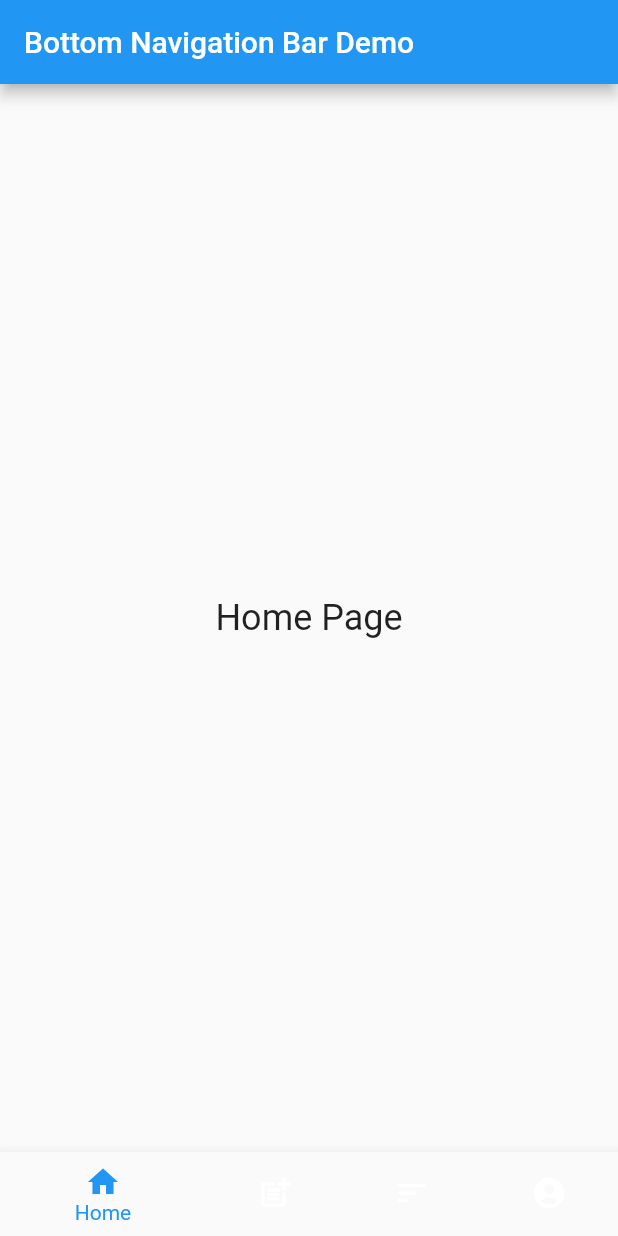
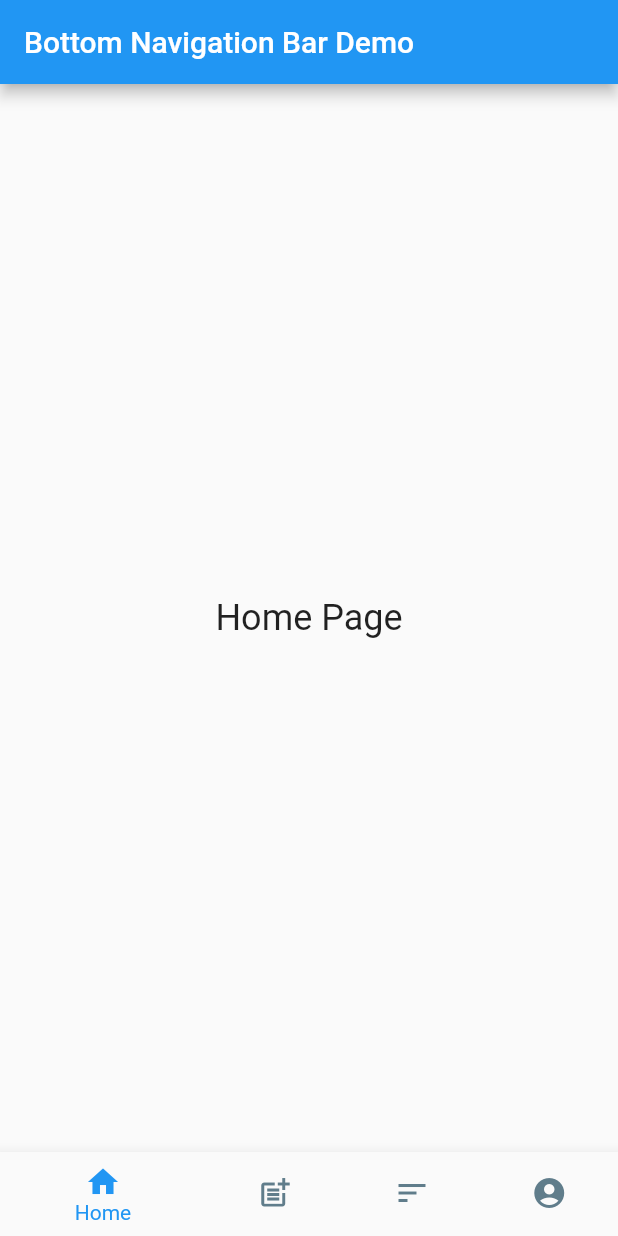
Before and after one commit to demirelarda/AkademiHUBFlutter, a Flutter app: the screen it shows after launch, on a phone screen of 412 x 824 dp. Run offline on Flutter 3.47's test engine with Material 2 defaults, Android fonts, the phone set to English and light mode, and no system bars.

Commit message:
Bottom bar item colors changed

```diff
--- a/lib/main.dart
+++ b/lib/main.dart
@@ -60,21 +60,26 @@ class _MyHomePageState extends State<MyHomePage> {
         child: _widgetOptions.elementAt(_selectedIndex),
       ),
       bottomNavigationBar: BottomNavigationBar(
+        backgroundColor: Colors.white,
         items: const <BottomNavigationBarItem>[
           BottomNavigationBarItem(
-            icon: Icon(Icons.home),
+            icon: Icon(Icons.home, color: Colors.blueGrey),
+            activeIcon: Icon(Icons.home, color: Colors.blue),
             label: 'Home',
           ),
           BottomNavigationBarItem(
-            icon: Icon(Icons.post_add),
+            icon: Icon(Icons.post_add, color: Colors.blueGrey),
+            activeIcon: Icon(Icons.post_add, color: Colors.blue),
             label: 'Post',
           ),
           BottomNavigationBarItem(
-            icon: Icon(Icons.sort),
+            icon: Icon(Icons.sort, color: Colors.blueGrey),
+            activeIcon: Icon(Icons.sort, color: Colors.blue),
             label: 'Rank',
           ),
           BottomNavigationBarItem(
-            icon: Icon(Icons.account_circle),
+            icon: Icon(Icons.account_circle, color:Colors.blueGrey),
+            activeIcon: Icon(Icons.account_circle, color: Colors.blue),
             label: 'Account',
           ),
         ],
```
